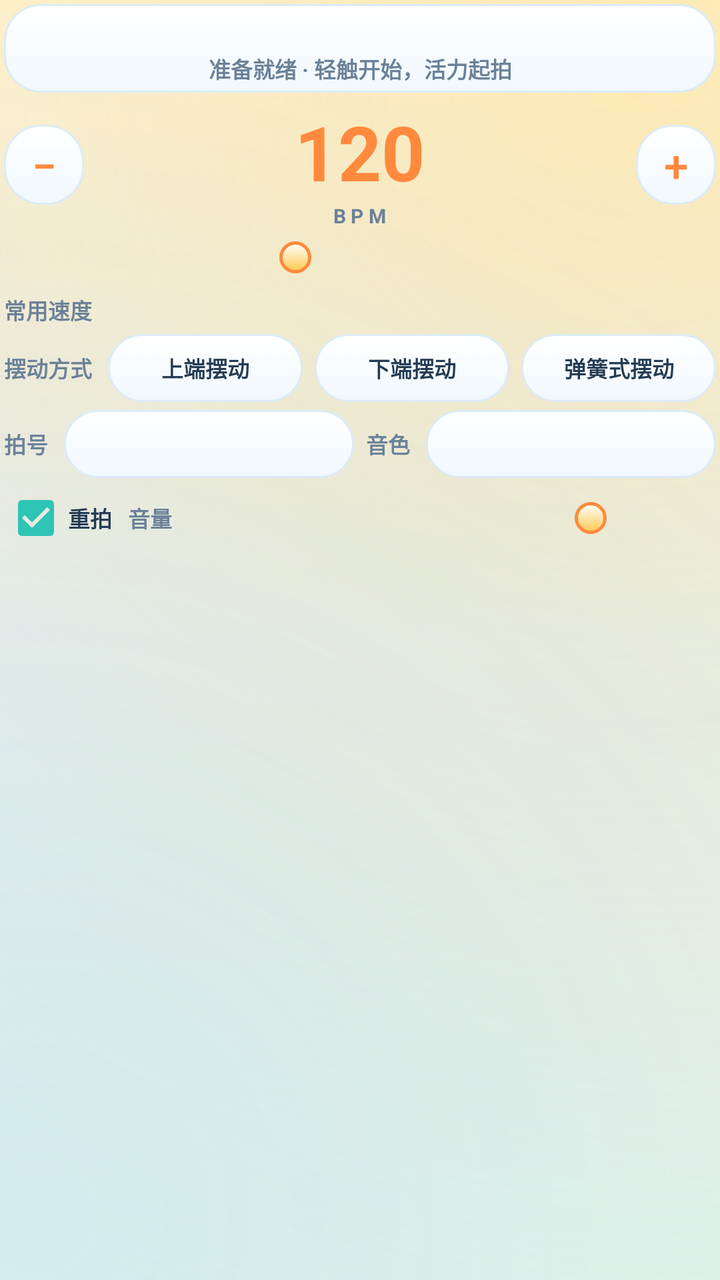
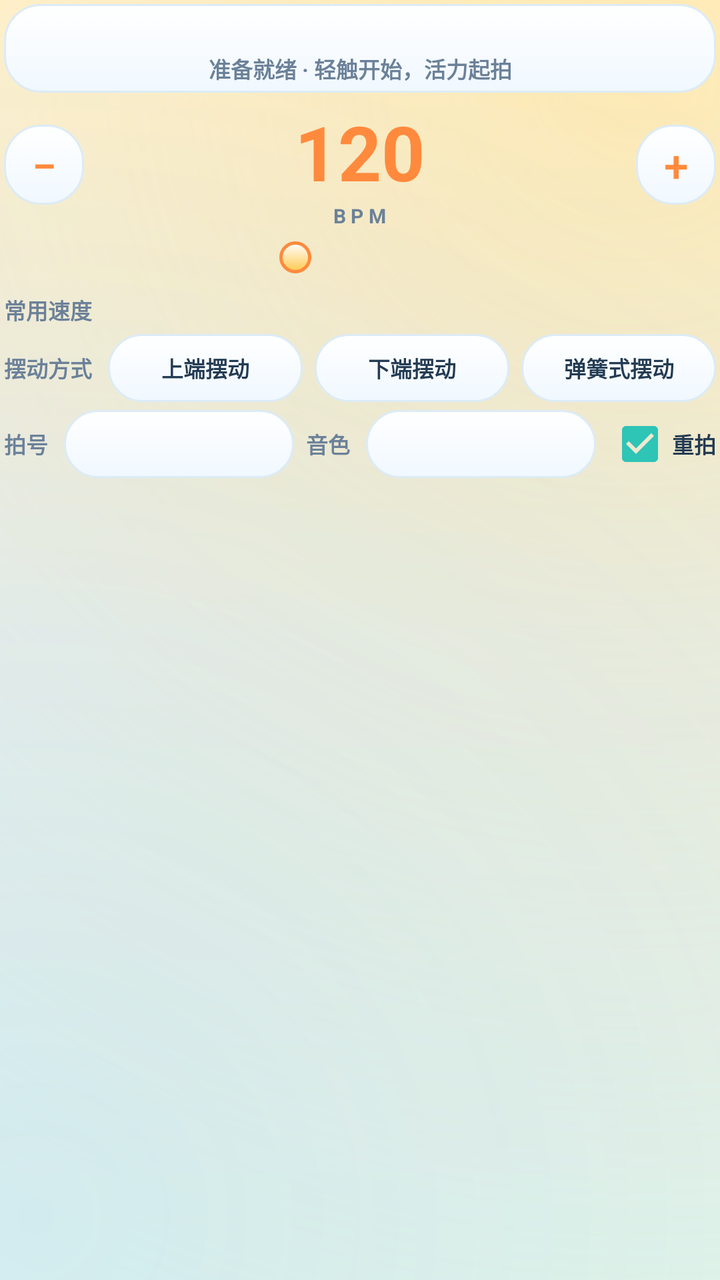

Compare the two renders of this Android layout. The source of the first and the diff that turns it into the second are given below.
<!-- AndroidManifest.xml: application theme AppTheme -->
<!-- res/layout/control_panel.xml -->
<?xml version="1.0" encoding="utf-8"?>
<LinearLayout xmlns:android="http://schemas.android.com/apk/res/android"
    android:layout_width="match_parent"
    android:layout_height="wrap_content"
    android:orientation="vertical"
    android:paddingStart="2dp"
    android:paddingTop="2dp"
    android:paddingEnd="2dp"
    android:paddingBottom="2dp">

    <LinearLayout
        android:id="@+id/status_card"
        android:layout_width="match_parent"
        android:layout_height="wrap_content"
        android:background="?attr/buttonBackground"
        android:orientation="vertical"
        android:paddingStart="8dp"
        android:paddingTop="4dp"
        android:paddingEnd="8dp"
        android:paddingBottom="4dp">

        <LinearLayout
            android:id="@+id/beat_dots"
            android:layout_width="match_parent"
            android:layout_height="20dp"
            android:gravity="center"
            android:orientation="horizontal" />

        <TextView
            android:id="@+id/status_text"
            android:layout_width="match_parent"
            android:layout_height="wrap_content"
            android:gravity="center"
            android:singleLine="true"
            android:text="@string/status_ready"
            android:textColor="?attr/textSecondary"
            android:textSize="11sp"
            android:textStyle="bold" />
    </LinearLayout>

    <LinearLayout
        android:layout_width="match_parent"
        android:layout_height="wrap_content"
        android:layout_marginTop="4dp"
        android:gravity="center_vertical"
        android:orientation="horizontal">

        <Button
            android:id="@+id/bpm_minus"
            android:layout_width="40dp"
            android:layout_height="40dp"
            android:background="?attr/buttonBackground"
            android:stateListAnimator="@null"
            android:text="@string/minus"
            android:textColor="?attr/textAccent"
            android:textSize="22sp" />

        <LinearLayout
            android:layout_width="0dp"
            android:layout_height="wrap_content"
            android:layout_weight="1"
            android:gravity="center"
            android:orientation="vertical">

            <TextView
                android:id="@+id/bpm_value"
                android:layout_width="wrap_content"
                android:layout_height="wrap_content"
                android:fontFamily="sans-serif"
                android:text="120"
                android:textColor="?attr/textAccent"
                android:textSize="38sp"
                android:textStyle="bold" />

            <TextView
                android:layout_width="wrap_content"
                android:layout_height="wrap_content"
                android:letterSpacing="0.25"
                android:text="@string/bpm"
                android:textColor="?attr/textSecondary"
                android:textSize="10sp"
                android:textStyle="bold" />
        </LinearLayout>

        <Button
            android:id="@+id/bpm_plus"
            android:layout_width="40dp"
            android:layout_height="40dp"
            android:background="?attr/buttonBackground"
            android:stateListAnimator="@null"
            android:text="@string/plus"
            android:textColor="?attr/textAccent"
            android:textSize="22sp" />
    </LinearLayout>

    <SeekBar
        android:id="@+id/bpm_seek"
        android:layout_width="match_parent"
        android:layout_height="28dp"
        android:max="200"
        android:progress="80"
        android:progressDrawable="?attr/seekTrack"
        android:thumb="?attr/seekThumb" />

    <LinearLayout
        android:layout_width="match_parent"
        android:layout_height="wrap_content"
        android:layout_marginTop="4dp"
        android:gravity="center_vertical"
        android:orientation="horizontal">

        <TextView
            android:layout_width="52dp"
            android:layout_height="wrap_content"
            android:text="@string/presets"
            android:textColor="?attr/textSecondary"
            android:textSize="11sp"
            android:textStyle="bold" />

        <HorizontalScrollView
            android:layout_width="0dp"
            android:layout_height="wrap_content"
            android:layout_weight="1"
            android:scrollbars="none">

            <LinearLayout
                android:id="@+id/preset_row"
                android:layout_width="wrap_content"
                android:layout_height="wrap_content"
                android:orientation="horizontal" />
        </HorizontalScrollView>
    </LinearLayout>

    <LinearLayout
        android:layout_width="match_parent"
        android:layout_height="wrap_content"
        android:layout_marginTop="4dp"
        android:gravity="center_vertical"
        android:orientation="horizontal">

        <TextView
            android:layout_width="52dp"
            android:layout_height="wrap_content"
            android:text="@string/mode_title"
            android:textColor="?attr/textSecondary"
            android:textSize="11sp"
            android:textStyle="bold" />

        <Button
            android:id="@+id/mode_top"
            android:layout_width="0dp"
            android:layout_height="34dp"
            android:layout_marginEnd="3dp"
            android:layout_weight="1"
            android:background="?attr/modeBackground"
            android:stateListAnimator="@null"
            android:text="@string/mode_top"
            android:textAllCaps="false"
            android:textColor="?attr/textPrimary"
            android:textSize="11sp"
            android:textStyle="bold" />

        <Button
            android:id="@+id/mode_bottom"
            android:layout_width="0dp"
            android:layout_height="34dp"
            android:layout_marginStart="3dp"
            android:layout_marginEnd="3dp"
            android:layout_weight="1"
            android:background="?attr/modeBackground"
            android:stateListAnimator="@null"
            android:text="@string/mode_bottom"
            android:textAllCaps="false"
            android:textColor="?attr/textPrimary"
            android:textSize="11sp"
            android:textStyle="bold" />

        <Button
            android:id="@+id/mode_spring"
            android:layout_width="0dp"
            android:layout_height="34dp"
            android:layout_marginStart="3dp"
            android:layout_weight="1"
            android:background="?attr/modeBackground"
            android:stateListAnimator="@null"
            android:text="@string/mode_spring"
            android:textAllCaps="false"
            android:textColor="?attr/textPrimary"
            android:textSize="11sp"
            android:textStyle="bold" />
    </LinearLayout>

    <LinearLayout
        android:layout_width="match_parent"
        android:layout_height="wrap_content"
        android:layout_marginTop="4dp"
        android:gravity="center_vertical"
        android:orientation="horizontal">

        <TextView
            android:layout_width="30dp"
            android:layout_height="wrap_content"
            android:text="@string/time_signature"
            android:textColor="?attr/textSecondary"
            android:textSize="11sp"
            android:textStyle="bold" />

        <Spinner
            android:id="@+id/time_sig"
            android:layout_width="0dp"
            android:layout_height="34dp"
            android:layout_weight="1"
            android:background="?attr/buttonBackground"
            android:popupBackground="?attr/panelBackground"
            android:spinnerMode="dropdown" />

        <TextView
            android:layout_width="30dp"
            android:layout_height="wrap_content"
            android:layout_marginStart="6dp"
            android:text="@string/sound"
            android:textColor="?attr/textSecondary"
            android:textSize="11sp"
            android:textStyle="bold" />

        <Spinner
            android:id="@+id/sound_spinner"
            android:layout_width="0dp"
            android:layout_height="34dp"
            android:layout_weight="1"
            android:background="?attr/buttonBackground"
            android:popupBackground="?attr/panelBackground"
            android:spinnerMode="dropdown" />
    </LinearLayout>

    <LinearLayout
        android:layout_width="match_parent"
        android:layout_height="wrap_content"
        android:layout_marginTop="4dp"
        android:gravity="center_vertical"
        android:orientation="horizontal">

        <CheckBox
            android:id="@+id/accent_toggle"
            android:layout_width="wrap_content"
            android:layout_height="wrap_content"
            android:buttonTint="?attr/checkTint"
            android:checked="true"
            android:text="@string/accent"
            android:textColor="?attr/textPrimary"
            android:textSize="11sp"
            android:textStyle="bold" />

        <TextView
            android:layout_width="wrap_content"
            android:layout_height="wrap_content"
            android:layout_marginStart="8dp"
            android:text="@string/volume"
            android:textColor="?attr/textSecondary"
            android:textSize="11sp"
            android:textStyle="bold" />

        <SeekBar
            android:id="@+id/volume_seek"
            android:layout_width="0dp"
            android:layout_height="28dp"
            android:layout_marginStart="6dp"
            android:layout_weight="1"
            android:max="100"
            android:progress="80"
            android:progressDrawable="?attr/seekTrack"
            android:thumb="?attr/seekThumb" />
    </LinearLayout>

</LinearLayout>
<!-- resources referenced by this layout -->
<resources>
  <string name="accent">重拍</string>
  <string name="bpm">BPM</string>
  <string name="minus">−</string>
  <string name="mode_bottom">下端摆动</string>
  <string name="mode_spring">弹簧式摆动</string>
  <string name="mode_title">摆动方式</string>
  <string name="mode_top">上端摆动</string>
  <string name="plus">+</string>
  <string name="presets">常用速度</string>
  <string name="sound">音色</string>
  <string name="status_ready">准备就绪 · 轻触开始，活力起拍</string>
  <string name="time_signature">拍号</string>
  <string name="volume">音量</string>
  <color name="sun_bg">#FFF7E6</color>
  <color name="sun_orange">#FF8A3D</color>
  <color name="ink">#233B53</color>
  <color name="ink_soft">#6B8199</color>
  <style name="CompactButton" parent="@android:style/Widget.Material.Button">
          <item name="android:minHeight">0dp</item>
          <item name="android:minWidth">0dp</item>
          <item name="android:paddingStart">4dp</item>
          <item name="android:paddingEnd">4dp</item>
          <item name="android:paddingTop">0dp</item>
          <item name="android:paddingBottom">0dp</item>
      </style>
  <style name="CompactSpinner" parent="@android:style/Widget.Material.Spinner">
          <item name="android:minHeight">0dp</item>
      </style>
  <style name="CompactCheckBox" parent="@android:style/Widget.Material.CompoundButton.CheckBox">
          <item name="android:minHeight">0dp</item>
          <item name="android:minWidth">0dp</item>
      </style>
  <style name="CompactSeekBar" parent="@android:style/Widget.Material.SeekBar">
          <item name="android:minHeight">0dp</item>
      </style>
  <!-- drawable bg_start (drawable) -->
  <?xml version="1.0" encoding="utf-8"?>
  <shape xmlns:android="http://schemas.android.com/apk/res/android" android:shape="rectangle">
      <gradient android:angle="270" android:endColor="@color/start_grad_end" android:startColor="@color/start_grad_start" />
      <stroke android:width="1.5dp" android:color="@color/start_stroke" />
      <corners android:radius="30dp" />
  </shape>
  <!-- drawable bg_stop (drawable) -->
  <?xml version="1.0" encoding="utf-8"?>
  <shape xmlns:android="http://schemas.android.com/apk/res/android" android:shape="rectangle">
      <gradient android:angle="270" android:endColor="@color/stop_grad_end" android:startColor="@color/stop_grad_start" />
      <stroke android:width="1.5dp" android:color="@color/stop_stroke" />
      <corners android:radius="30dp" />
  </shape>
  <color name="mint">#2EC4B6</color>
  <color name="on_primary">#233B53</color>
  <color name="dot_off">#DCE9F2</color>
  <color name="dot_on">#FFC94D</color>
  <color name="dot_accent">#FF6B6B</color>
  <color name="outline">#DCEBF6</color>
  <color name="bg_grad_center">#EAF7FF</color>
  <color name="bg_grad_end">#E7FAF0</color>
  <color name="bg_grad_start">#FFF7E4</color>
  <color name="glow_sun_end">#00FFD66B</color>
  <color name="glow_sun_start">#66FFD66B</color>
  <color name="glow_sky_end">#004C9AFF</color>
  <color name="glow_sky_start">#224C9AFF</color>
  <color name="card_end">#F4FBFF</color>
  <color name="card_start">#FFFFFF</color>
  <color name="button_pressed_end">#FFD89B</color>
  <color name="button_pressed_start">#FFF3D9</color>
  <color name="button_end">#F0F8FF</color>
  <color name="button_start">#FFFFFF</color>
  <color name="mode_selected_end">#FFA23D</color>
  <color name="mode_selected_start">#FFDA6B</color>
  <color name="start_grad_end">#FF8A3D</color>
  <color name="start_grad_start">#FFD75E</color>
  <color name="start_stroke">#FFE9B0</color>
  <color name="stop_grad_end">#F26363</color>
  <color name="stop_grad_start">#FF9E92</color>
  <color name="stop_stroke">#FFD0C4</color>
  <color name="track_bg">#A8D3E8</color>
  <color name="track_progress_end">#FF8A3D</color>
  <color name="track_progress_start">#FFD75E</color>
  <color name="thumb_end">#FFC94D</color>
  <color name="thumb_start">#FFFFFF</color>
  <!-- unchanged entries left out for length: 8 -->
</resources>

<!-- the commit's change to res/layout/control_panel.xml (unified diff, before → after) -->
@@ -231,45 +231,18 @@
             android:background="?attr/buttonBackground"
             android:popupBackground="?attr/panelBackground"
             android:spinnerMode="dropdown" />
-    </LinearLayout>
-
-    <LinearLayout
-        android:layout_width="match_parent"
-        android:layout_height="wrap_content"
-        android:layout_marginTop="4dp"
-        android:gravity="center_vertical"
-        android:orientation="horizontal">
 
         <CheckBox
             android:id="@+id/accent_toggle"
             android:layout_width="wrap_content"
             android:layout_height="wrap_content"
+            android:layout_marginStart="6dp"
             android:buttonTint="?attr/checkTint"
             android:checked="true"
             android:text="@string/accent"
             android:textColor="?attr/textPrimary"
             android:textSize="11sp"
             android:textStyle="bold" />
-
-        <TextView
-            android:layout_width="wrap_content"
-            android:layout_height="wrap_content"
-            android:layout_marginStart="8dp"
-            android:text="@string/volume"
-            android:textColor="?attr/textSecondary"
-            android:textSize="11sp"
-            android:textStyle="bold" />
-
-        <SeekBar
-            android:id="@+id/volume_seek"
-            android:layout_width="0dp"
-            android:layout_height="28dp"
-            android:layout_marginStart="6dp"
-            android:layout_weight="1"
-            android:max="100"
-            android:progress="80"
-            android:progressDrawable="?attr/seekTrack"
-            android:thumb="?attr/seekThumb" />
     </LinearLayout>
 
 </LinearLayout>
<!-- resource entries referenced after the edit -->
@@ -12,7 +12,6 @@
   <string name="sound">音色</string>
   <string name="status_ready">准备就绪 · 轻触开始，活力起拍</string>
   <string name="time_signature">拍号</string>
-  <string name="volume">音量</string>
   <color name="sun_bg">#FFF7E6</color>
   <color name="sun_orange">#FF8A3D</color>
   <color name="ink">#233B53</color>
